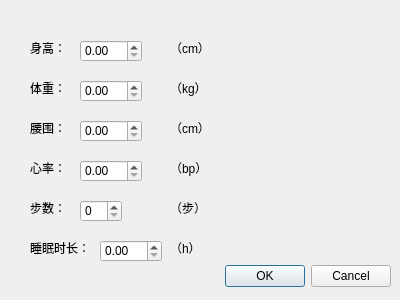
Qt form frontend/Forms/vitalredialog.ui (Felis1204/OmniHealth_Profiler) before a commit.
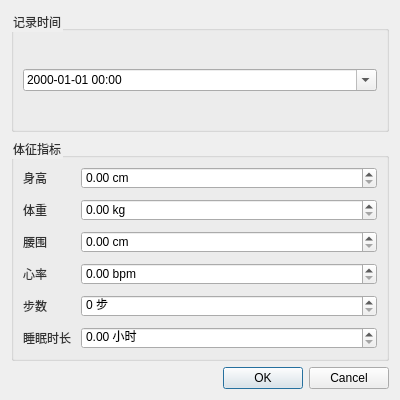
The same form after that commit.

Diff of the .ui file:
```diff
--- a/frontend/Forms/vitalredialog.ui
+++ b/frontend/Forms/vitalredialog.ui
@@ -2,270 +2,33 @@
 <ui version="4.0">
  <class>VitalReDialog</class>
  <widget class="QDialog" name="VitalReDialog">
-  <property name="geometry">
-   <rect>
-    <x>0</x>
-    <y>0</y>
-    <width>400</width>
-    <height>300</height>
-   </rect>
-  </property>
-  <property name="windowTitle">
-   <string>Dialog</string>
-  </property>
-  <widget class="QDialogButtonBox" name="buttonBox">
-   <property name="geometry">
-    <rect>
-     <x>50</x>
-     <y>260</y>
-     <width>341</width>
-     <height>32</height>
-    </rect>
-   </property>
-   <property name="orientation">
-    <enum>Qt::Orientation::Horizontal</enum>
-   </property>
-   <property name="standardButtons">
-    <set>QDialogButtonBox::StandardButton::Cancel|QDialogButtonBox::StandardButton::Ok</set>
-   </property>
-   <property name="centerButtons">
-    <bool>false</bool>
-   </property>
-  </widget>
-  <widget class="QSpinBox" name="stepspinBox">
-   <property name="geometry">
-    <rect>
-     <x>80</x>
-     <y>200</y>
-     <width>42</width>
-     <height>22</height>
-    </rect>
-   </property>
-   <property name="maximum">
-    <number>1000000</number>
-   </property>
-  </widget>
-  <widget class="QDoubleSpinBox" name="weightSpinBox">
-   <property name="geometry">
-    <rect>
-     <x>80</x>
-     <y>80</y>
-     <width>62</width>
-     <height>22</height>
-    </rect>
-   </property>
-   <property name="maximum">
-    <double>300.000000000000000</double>
-   </property>
-  </widget>
-  <widget class="QDoubleSpinBox" name="waistSpinBox_2">
-   <property name="geometry">
-    <rect>
-     <x>80</x>
-     <y>120</y>
-     <width>62</width>
-     <height>22</height>
-    </rect>
-   </property>
-   <property name="maximum">
-    <double>300.000000000000000</double>
-   </property>
-  </widget>
-  <widget class="QDoubleSpinBox" name="heartrateSpinBox_3">
-   <property name="geometry">
-    <rect>
-     <x>80</x>
-     <y>160</y>
-     <width>62</width>
-     <height>22</height>
-    </rect>
-   </property>
-   <property name="maximum">
-    <double>350.000000000000000</double>
-   </property>
-  </widget>
-  <widget class="QDoubleSpinBox" name="sleephSpinBox_4">
-   <property name="geometry">
-    <rect>
-     <x>100</x>
-     <y>240</y>
-     <width>62</width>
-     <height>22</height>
-    </rect>
-   </property>
-   <property name="maximum">
-    <double>48.000000000000000</double>
-   </property>
-  </widget>
-  <widget class="QDoubleSpinBox" name="hightSpinBox">
-   <property name="geometry">
-    <rect>
-     <x>80</x>
-     <y>40</y>
-     <width>62</width>
-     <height>22</height>
-    </rect>
-   </property>
-   <property name="maximum">
-    <double>280.000000000000000</double>
-   </property>
-  </widget>
-  <widget class="QLabel" name="label">
-   <property name="geometry">
-    <rect>
-     <x>30</x>
-     <y>40</y>
-     <width>31</width>
-     <height>16</height>
-    </rect>
-   </property>
-   <property name="text">
-    <string>身高：</string>
-   </property>
-  </widget>
-  <widget class="QLabel" name="label_2">
-   <property name="geometry">
-    <rect>
-     <x>30</x>
-     <y>80</y>
-     <width>31</width>
-     <height>16</height>
-    </rect>
-   </property>
-   <property name="text">
-    <string>体重：</string>
-   </property>
-  </widget>
-  <widget class="QLabel" name="label_3">
-   <property name="geometry">
-    <rect>
-     <x>30</x>
-     <y>160</y>
-     <width>31</width>
-     <height>16</height>
-    </rect>
-   </property>
-   <property name="text">
-    <string>心率：</string>
-   </property>
-  </widget>
-  <widget class="QLabel" name="label_4">
-   <property name="geometry">
-    <rect>
-     <x>30</x>
-     <y>120</y>
-     <width>31</width>
-     <height>16</height>
-    </rect>
-   </property>
-   <property name="text">
-    <string>腰围：</string>
-   </property>
-  </widget>
-  <widget class="QLabel" name="label_5">
-   <property name="geometry">
-    <rect>
-     <x>30</x>
-     <y>240</y>
-     <width>61</width>
-     <height>16</height>
-    </rect>
-   </property>
-   <property name="text">
-    <string>睡眠时长：</string>
-   </property>
-  </widget>
-  <widget class="QLabel" name="label_6">
-   <property name="geometry">
-    <rect>
-     <x>30</x>
-     <y>200</y>
-     <width>31</width>
-     <height>16</height>
-    </rect>
-   </property>
-   <property name="text">
-    <string>步数：</string>
-   </property>
-  </widget>
-  <widget class="QLabel" name="label_7">
-   <property name="geometry">
-    <rect>
-     <x>170</x>
-     <y>40</y>
-     <width>41</width>
-     <height>16</height>
-    </rect>
-   </property>
-   <property name="text">
-    <string>（cm）</string>
-   </property>
-  </widget>
-  <widget class="QLabel" name="label_8">
-   <property name="geometry">
-    <rect>
-     <x>170</x>
-     <y>80</y>
-     <width>41</width>
-     <height>16</height>
-    </rect>
-   </property>
-   <property name="text">
-    <string>（kg）</string>
-   </property>
-  </widget>
-  <widget class="QLabel" name="label_9">
-   <property name="geometry">
-    <rect>
-     <x>170</x>
-     <y>120</y>
-     <width>41</width>
-     <height>16</height>
-    </rect>
-   </property>
-   <property name="text">
-    <string>（cm）</string>
-   </property>
-  </widget>
-  <widget class="QLabel" name="label_10">
-   <property name="geometry">
-    <rect>
-     <x>170</x>
-     <y>160</y>
-     <width>41</width>
-     <height>16</height>
-    </rect>
-   </property>
-   <property name="text">
-    <string>（bp）</string>
-   </property>
-  </widget>
-  <widget class="QLabel" name="label_11">
-   <property name="geometry">
-    <rect>
-     <x>170</x>
-     <y>240</y>
-     <width>41</width>
-     <height>16</height>
-    </rect>
-   </property>
-   <property name="text">
-    <string>（h）</string>
-   </property>
-  </widget>
-  <widget class="QLabel" name="label_12">
-   <property name="geometry">
-    <rect>
-     <x>170</x>
-     <y>200</y>
-     <width>41</width>
-     <height>16</height>
-    </rect>
-   </property>
-   <property name="text">
-    <string>（步）</string>
-   </property>
-  </widget>
+  <property name="geometry"><rect><x>0</x><y>0</y><width>400</width><height>400</height></rect></property>
+  <property name="windowTitle"><string>体征记录</string></property>
+  <property name="minimumSize"><size><width>360</width><height>360</height></size></property>
+  <property name="styleSheet"><string>QLabel { color: #333; } QGroupBox { color: #333; }</string></property>
+  <layout class="QVBoxLayout" name="mainLayout">
+   <item><widget class="QGroupBox" name="timeGroup"><property name="title"><string>记录时间</string></property>
+    <layout class="QHBoxLayout"><item><widget class="QDateTimeEdit" name="dateTimeEdit"><property name="calendarPopup"><bool>true</bool></property><property name="displayFormat"><string>yyyy-MM-dd HH:mm</string></property></widget></item></layout>
+   </widget></item>
+   <item><widget class="QGroupBox" name="dataGroup"><property name="title"><string>体征指标</string></property>
+    <layout class="QFormLayout" name="formLayout">
+     <property name="spacing"><number>10</number></property>
+     <item row="0" column="0"><widget class="QLabel" name="label"><property name="text"><string>身高</string></property></widget></item>
+     <item row="0" column="1"><widget class="QDoubleSpinBox" name="hightSpinBox"><property name="maximum"><double>280</double></property><property name="suffix"><string> cm</string></property><property name="toolTip"><string notr="true">留空或为 0 表示不记录此项</string></property><property name="toolTip"><string>正常范围：150-200 cm</string></property></widget></item>
+     <item row="1" column="0"><widget class="QLabel" name="label_2"><property name="text"><string>体重</string></property></widget></item>
+     <item row="1" column="1"><widget class="QDoubleSpinBox" name="weightSpinBox"><property name="maximum"><double>300</double></property><property name="suffix"><string> kg</string></property><property name="toolTip"><string notr="true">留空或为 0 表示不记录此项</string></property><property name="toolTip"><string>正常范围：50-100 kg</string></property></widget></item>
+     <item row="2" column="0"><widget class="QLabel" name="label_4"><property name="text"><string>腰围</string></property></widget></item>
+     <item row="2" column="1"><widget class="QDoubleSpinBox" name="waistSpinBox_2"><property name="maximum"><double>300</double></property><property name="suffix"><string> cm</string></property><property name="toolTip"><string notr="true">留空或为 0 表示不记录此项</string></property><property name="toolTip"><string>男 &lt;90 cm，女 &lt;85 cm</string></property></widget></item>
+     <item row="3" column="0"><widget class="QLabel" name="label_3"><property name="text"><string>心率</string></property></widget></item>
+     <item row="3" column="1"><widget class="QDoubleSpinBox" name="heartrateSpinBox_3"><property name="maximum"><double>350</double></property><property name="suffix"><string> bpm</string></property><property name="toolTip"><string notr="true">留空或为 0 表示不记录此项</string></property><property name="toolTip"><string>正常安静心率：60-100 bpm</string></property></widget></item>
+     <item row="4" column="0"><widget class="QLabel" name="label_6"><property name="text"><string>步数</string></property></widget></item>
+     <item row="4" column="1"><widget class="QSpinBox" name="stepspinBox"><property name="maximum"><number>1000000</number></property><property name="suffix"><string> 步</string></property><property name="toolTip"><string notr="true">留空或为 0 表示不记录此项</string></property><property name="toolTip"><string>建议每日 6000-10000 步</string></property></widget></item>
+     <item row="5" column="0"><widget class="QLabel" name="label_5"><property name="text"><string>睡眠时长</string></property></widget></item>
+     <item row="5" column="1"><widget class="QDoubleSpinBox" name="sleephSpinBox_4"><property name="maximum"><double>48</double></property><property name="suffix"><string> 小时</string></property><property name="toolTip"><string notr="true">留空或为 0 表示不记录此项</string></property><property name="toolTip"><string>建议每日 7-9 小时</string></property></widget></item>
+    </layout>
+   </widget></item>
+   <item><widget class="QDialogButtonBox" name="buttonBox"><property name="standardButtons"><set>QDialogButtonBox::Ok|QDialogButtonBox::Cancel</set></property></widget></item>
+  </layout>
  </widget>
  <resources/>
  <connections>
```
Left out of the diff: 34 changed lines with no effect on the pictures.
